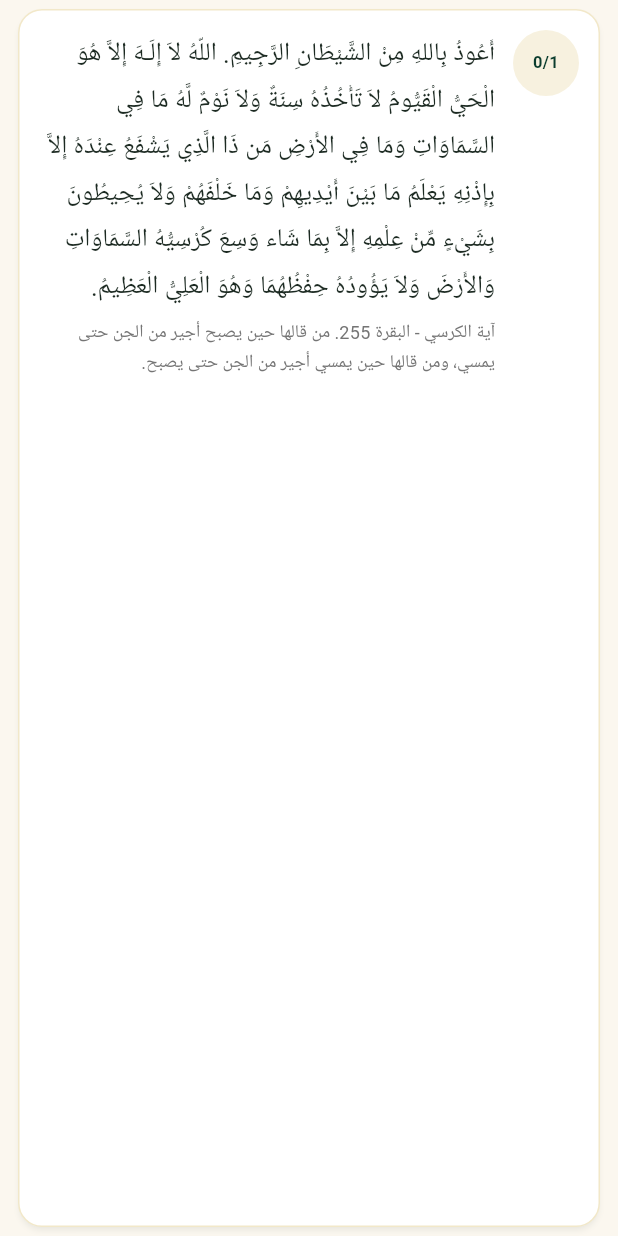
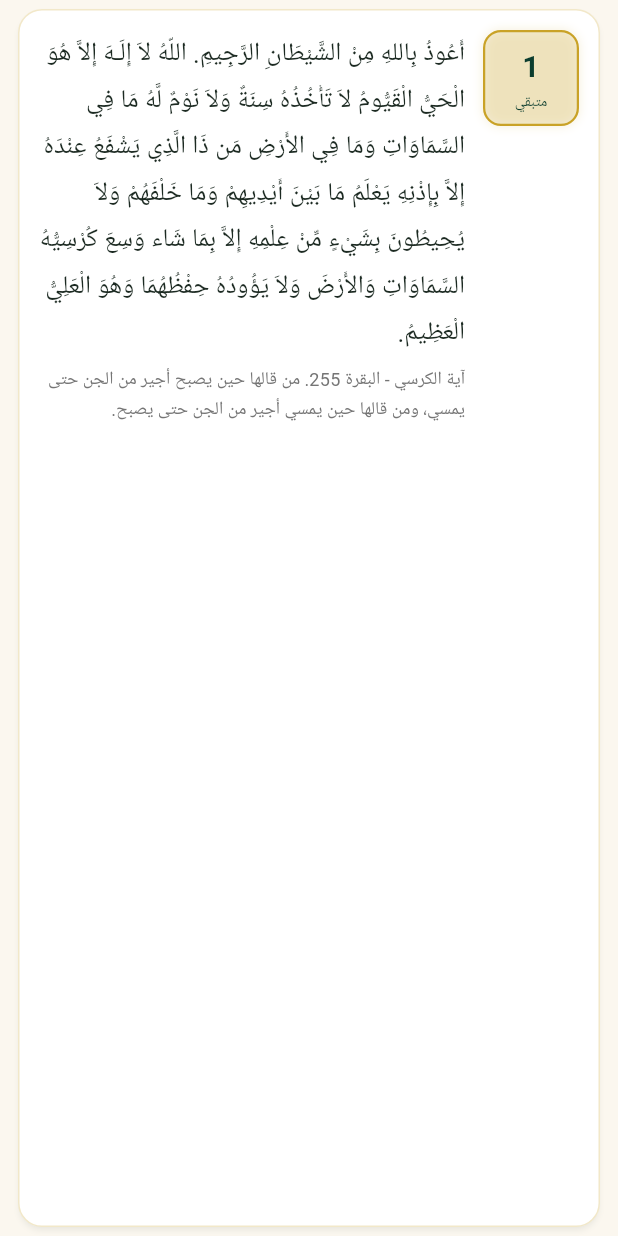
Before and after one commit to 186755g/islamic_companion_flutter, a Flutter app: the _ZikrCard widget shown alone on an empty page, opened directly with sample values from the repository, on a phone screen of 412 x 824 dp. Run offline on Flutter 3.47's test engine with Material 3 defaults, Android fonts, the phone set to English and light mode, and no system bars; our stand-ins replace flutter_local_notifications, geolocator, hive_flutter, timezone; missing offline and left inert: adhan_dart, pdfx; accounts and stored records are empty.

Commit message:
Add animated separate tasbeeh counters

```diff
--- a/islamic_app/lib/screens/azkar_screen.dart
+++ b/islamic_app/lib/screens/azkar_screen.dart
@@ -102,15 +102,12 @@ class _ZikrCard extends StatelessWidget {
   Widget build(BuildContext context) {
     final prov = context.read<AzkarProvider>();
     return Card(
-      child: InkWell(
-        borderRadius: BorderRadius.circular(16),
-        onTap: () => prov.tapZikr(zikr),
       child: Padding(
         padding: const EdgeInsets.all(14),
         child: Row(
           crossAxisAlignment: CrossAxisAlignment.start,
           children: [
-              _CounterBadge(zikr: zikr),
+            _CounterBadge(zikr: zikr, onTap: () => prov.tapZikr(zikr)),
             const SizedBox(width: 12),
             Expanded(
               child: Column(
@@ -122,13 +119,12 @@ class _ZikrCard extends StatelessWidget {
                   const SizedBox(height: 6),
                   Text(zikr.source,
                       textAlign: TextAlign.right,
-                        style: TextStyle(
-                            fontSize: 12, color: Colors.grey.shade600)),
+                      style:
+                          TextStyle(fontSize: 12, color: Colors.grey.shade600)),
                 ],
               ),
             ),
           ],
-          ),
         ),
       ),
     );
@@ -137,24 +133,78 @@ class _ZikrCard extends StatelessWidget {
 
 class _CounterBadge extends StatelessWidget {
   final Zikr zikr;
-  const _CounterBadge({required this.zikr});
+  final VoidCallback onTap;
+
+  const _CounterBadge({required this.zikr, required this.onTap});
 
   @override
   Widget build(BuildContext context) {
-    if (zikr.isCompleted) {
-      return const CircleAvatar(
-          radius: 22,
-          backgroundColor: AppColors.success,
-          child: Icon(Icons.check, color: Colors.white));
-    }
-    return CircleAvatar(
-      radius: 22,
-      backgroundColor: AppColors.gold.withValues(alpha: 0.15),
-      child: Text('${zikr.currentCount}/${zikr.targetCount}',
+    final remaining = zikr.targetCount - zikr.currentCount;
+    final completed = zikr.isCompleted;
+
+    return Semantics(
+      button: true,
+      label:
+          completed ? 'تم إكمال الذكر' : 'العدد المتبقي $remaining، اضغط للعد',
+      child: InkWell(
+        onTap: completed ? null : onTap,
+        borderRadius: BorderRadius.circular(12),
+        child: AnimatedContainer(
+          duration: const Duration(milliseconds: 180),
+          curve: Curves.easeOut,
+          width: 64,
+          height: 64,
+          decoration: BoxDecoration(
+            color: completed
+                ? AppColors.success
+                : AppColors.gold.withValues(alpha: 0.16),
+            borderRadius: BorderRadius.circular(12),
+            border: Border.all(
+              color: completed ? AppColors.success : AppColors.gold,
+              width: 1.5,
+            ),
+            boxShadow: [
+              BoxShadow(
+                color: (completed ? AppColors.success : AppColors.gold)
+                    .withValues(alpha: 0.18),
+                blurRadius: completed ? 10 : 5,
+                spreadRadius: completed ? 1 : 0,
+              ),
+            ],
+          ),
+          child: AnimatedSwitcher(
+            duration: const Duration(milliseconds: 180),
+            transitionBuilder: (child, animation) => ScaleTransition(
+              scale: CurvedAnimation(parent: animation, curve: Curves.easeOut),
+              child: child,
+            ),
+            child: completed
+                ? const Icon(Icons.check,
+                    key: ValueKey('completed'), color: Colors.white)
+                : Column(
+                    key: ValueKey(remaining),
+                    mainAxisAlignment: MainAxisAlignment.center,
+                    children: [
+                      Text(
+                        '$remaining',
                         style: const TextStyle(
-              fontSize: 11,
+                          color: AppColors.deepGreen,
+                          fontSize: 20,
                           fontWeight: FontWeight.bold,
-              color: AppColors.deepGreen)),
+                        ),
+                      ),
+                      const Text(
+                        'متبقي',
+                        style: TextStyle(
+                          color: AppColors.deepGreen,
+                          fontSize: 10,
+                        ),
+                      ),
+                    ],
+                  ),
+          ),
+        ),
+      ),
     );
   }
 }
```
Lines whose indentation alone changed are shown as unchanged.
